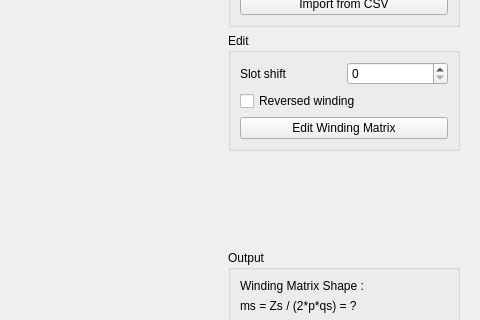
Before: the Qt Designer form pyleecan/GUI/Dialog/DMachineSetup/SWinding/SWinding.ui in Eomys/pyleecan, drawn with Qt 5; both pictures show x 678 to 1158 and y 297 to 617 of the 1158 by 758 pixel window.
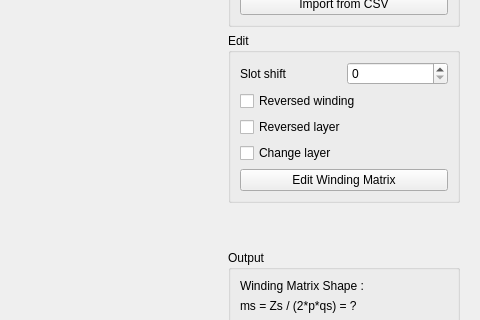
After: the same form once the commit is applied. Icons and pictures are not drawn. Custom widgets are drawn as their Qt base class.

Commit message: [NF] is_reverse_layer and is_change_layer

```diff
--- a/pyleecan/GUI/Dialog/DMachineSetup/SWinding/SWinding.ui
+++ b/pyleecan/GUI/Dialog/DMachineSetup/SWinding/SWinding.ui
@@ -218,6 +218,20 @@
              </property>
             </widget>
            </item>
+           <item>
+            <widget class="QCheckBox" name="is_reverse_layer">
+             <property name="text">
+              <string>Reversed layer</string>
+             </property>
+            </widget>
+           </item>
+           <item>
+            <widget class="QCheckBox" name="is_change_layer">
+             <property name="text">
+              <string>Change layer</string>
+             </property>
+            </widget>
+           </item>
            <item>
             <widget class="QPushButton" name="b_edit_wind_mat">
              <property name="text">
```
The commit also changes 10 other files.
